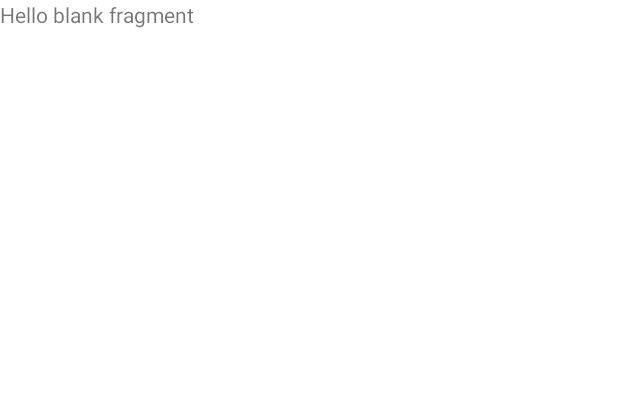
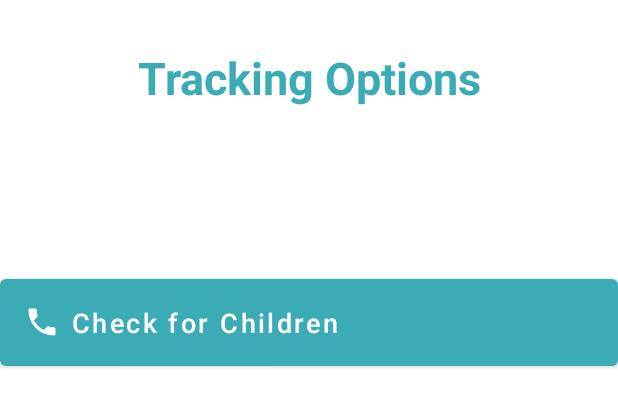
Before and after one commit to gihanchathuranga98/SheildsUp, an Android app: the layout fragment_tracking.xml on its own in the app's theme, with its tools: preview values and no code run, on a phone screen of 412 x 824 dp. Shown: the top 407 px of the screen. Run offline under Robolectric (Android 15) with nearby library versions, the phone set to English and light mode, and no system bars.

```diff
--- a/app/src/main/res/layout/fragment_tracking.xml
+++ b/app/src/main/res/layout/fragment_tracking.xml
@@ -1,14 +1,48 @@
 <?xml version="1.0" encoding="utf-8"?>
 <FrameLayout xmlns:android="http://schemas.android.com/apk/res/android"
+    xmlns:app="http://schemas.android.com/apk/res-auto"
     xmlns:tools="http://schemas.android.com/tools"
     android:layout_width="match_parent"
     android:layout_height="match_parent"
     tools:context=".Tracking">
 
-    <!-- TODO: Update blank fragment layout -->
-    <TextView
+    <androidx.constraintlayout.widget.ConstraintLayout
         android:layout_width="match_parent"
-        android:layout_height="match_parent"
-        android:text="@string/hello_blank_fragment" />
+        android:layout_height="match_parent">
 
+        <TextView
+            android:id="@+id/textView23"
+            android:layout_width="wrap_content"
+            android:layout_height="wrap_content"
+            android:layout_marginTop="31dp"
+            android:gravity="center"
+            android:text="Tracking Options"
+            android:textSize="30sp"
+            android:textColor="@color/primary"
+            android:textStyle="bold"
+            app:layout_constraintEnd_toEndOf="parent"
+            app:layout_constraintStart_toStartOf="parent"
+            app:layout_constraintTop_toTopOf="parent" />
+
+        <LinearLayout
+            android:layout_width="match_parent"
+            android:layout_height="586dp"
+            android:layout_marginTop="50dp"
+            android:orientation="vertical"
+            app:layout_constraintBottom_toBottomOf="parent"
+            app:layout_constraintEnd_toEndOf="parent"
+            app:layout_constraintStart_toStartOf="parent"
+            app:layout_constraintTop_toBottomOf="@+id/textView23">
+
+            <Button
+                android:id="@+id/button"
+                android:layout_width="match_parent"
+                android:layout_height="70dp"
+                android:text="Check for Children"
+                android:textSize="18dp"
+                android:drawableLeft="@drawable/phone"
+                android:textAllCaps="false"
+                android:gravity="center_vertical" />
+        </LinearLayout>
+    </androidx.constraintlayout.widget.ConstraintLayout>
 </FrameLayout>
```
Also changed, not shown: app/src/main/java/com/hdp/careup/ProfileActivity.java (+16 -6 lines), app/src/main/res/drawable/profile_pic.xml (+9 -1 lines), app/src/main/res/layout/fragment_profile.xml (+13 -28 lines).
